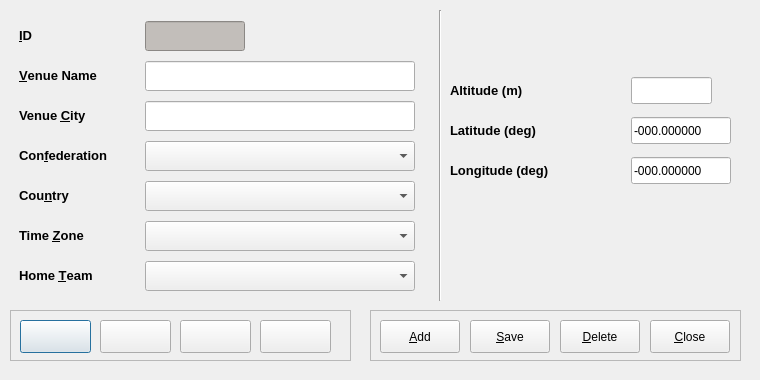
First picture: the form in code/pyqt/gui/venue_entry.ui, repository soccermetrics/marcotti-desktop, before the edit.
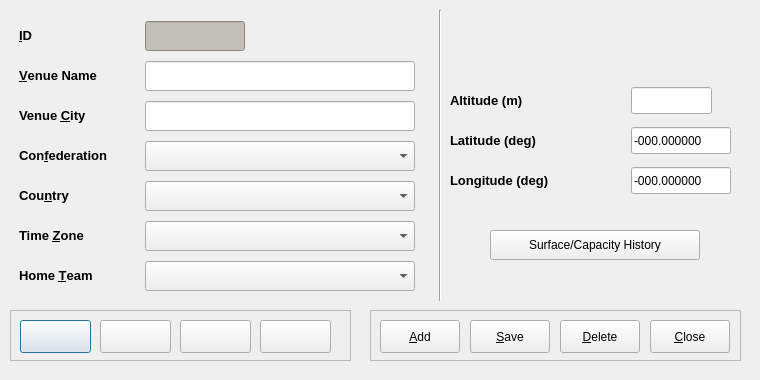
Second picture: the form after the edit. Icons and pictures are not drawn.

Commit message: Added pushbutton to connect to surface/capacity tracking (#11)

Patch:
```diff
--- a/code/pyqt/gui/venue_entry.ui
+++ b/code/pyqt/gui/venue_entry.ui
@@ -162,7 +162,7 @@
    <property name="geometry">
     <rect>
      <x>450</x>
-     <y>70</y>
+     <y>80</y>
      <width>281</width>
      <height>121</height>
     </rect>
@@ -443,6 +443,34 @@
     </property>
    </widget>
   </widget>
+  <widget class="QPushButton" name="venueHistoryButton">
+   <property name="geometry">
+    <rect>
+     <x>490</x>
+     <y>230</y>
+     <width>210</width>
+     <height>30</height>
+    </rect>
+   </property>
+   <property name="minimumSize">
+    <size>
+     <width>210</width>
+     <height>30</height>
+    </size>
+   </property>
+   <property name="maximumSize">
+    <size>
+     <width>210</width>
+     <height>30</height>
+    </size>
+   </property>
+   <property name="toolTip">
+    <string>Venue surface and capacity history</string>
+   </property>
+   <property name="text">
+    <string>Surface/Capacity History</string>
+   </property>
+  </widget>
   <widget class="QWidget" name="">
    <property name="geometry">
     <rect>
```
